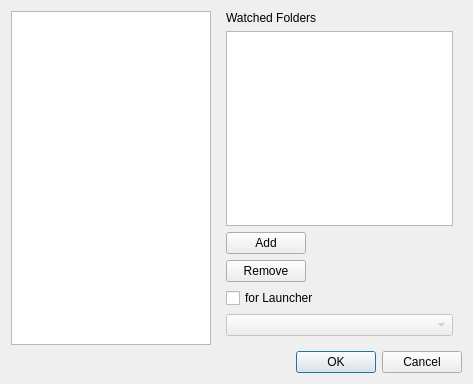
Old version of the form fsettingsdialog.ui in the repository FusionLauncher/FusionClient.
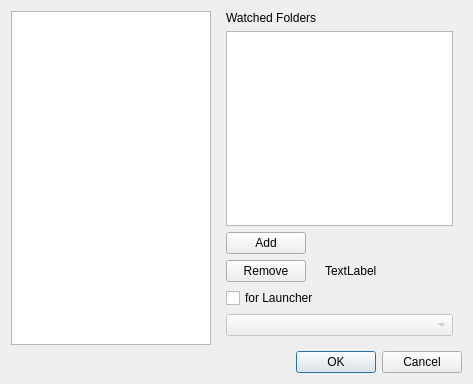
New version of the form.

```diff
--- a/fsettingsdialog.ui
+++ b/fsettingsdialog.ui
@@ -353,6 +353,13 @@
             </property>
            </widget>
           </item>
+          <item row="3" column="1">
+           <widget class="QLabel" name="label_5">
+            <property name="text">
+             <string>TextLabel</string>
+            </property>
+           </widget>
+          </item>
          </layout>
         </widget>
        </widget>
```
Left out of the diff: 2 changed lines with no effect on the pictures.
